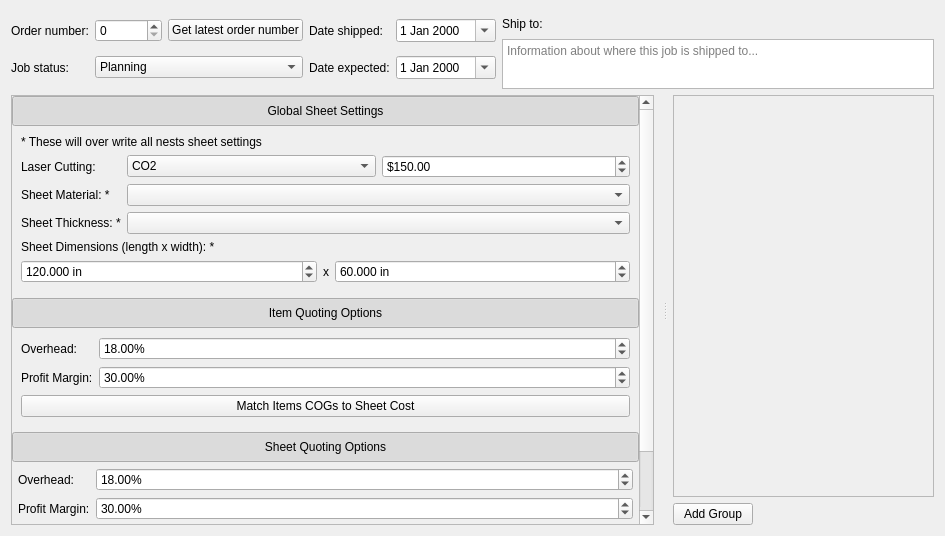
Before: the Qt Designer form ui/job_widget.ui in TheCodingJsoftware/Invigo, drawn with Qt 5.
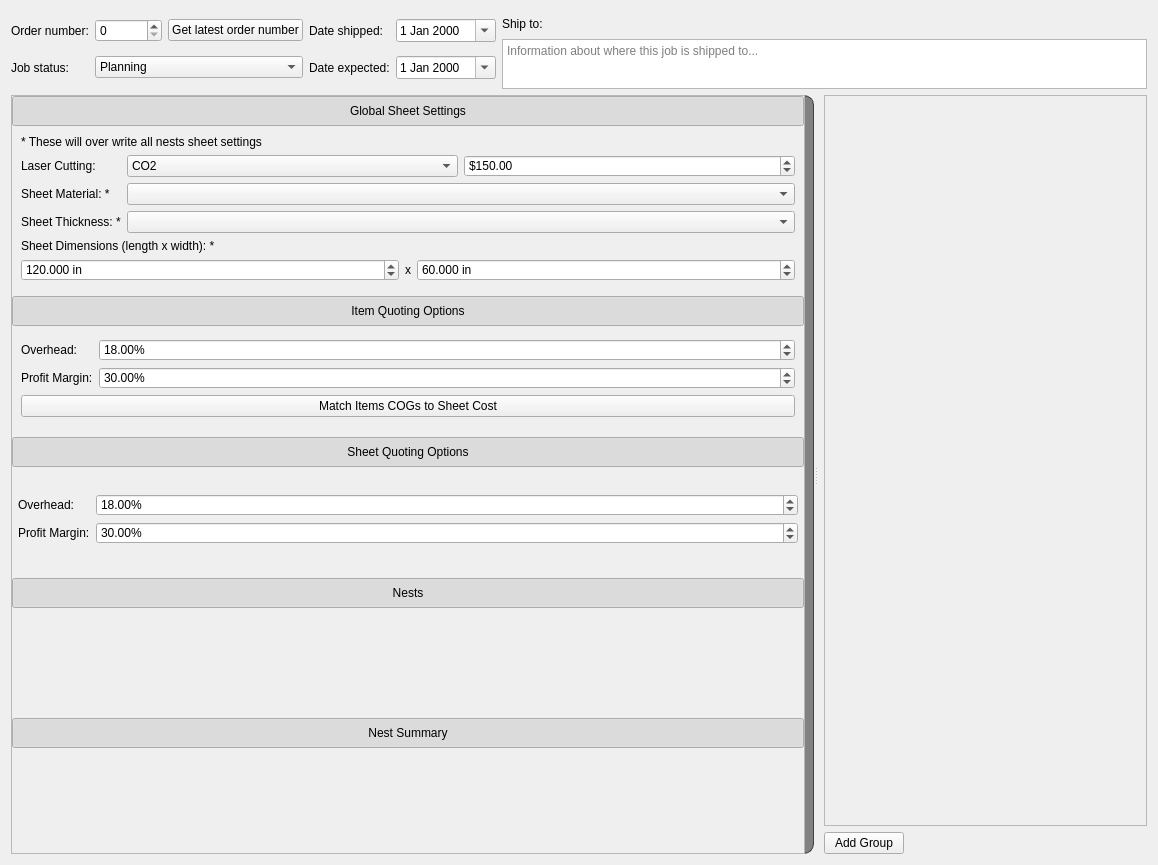
After: the same form once the commit is applied. Icons and pictures are not drawn.

Diff of the .ui file:
```diff
--- a/ui/job_widget.ui
+++ b/ui/job_widget.ui
@@ -6,8 +6,8 @@
    <rect>
     <x>0</x>
     <y>0</y>
-    <width>945</width>
-    <height>536</height>
+    <width>1158</width>
+    <height>865</height>
    </rect>
   </property>
   <property name="sizePolicy">
@@ -292,7 +292,15 @@
      </property>
      <widget class="QWidget" name="nest_widget" native="true">
       <property name="styleSheet">
-       <string notr="true"/>
+       <string notr="true">QWidget#nest_widget{
+	border-top-right-radius: 10px;
+	border-bottom-right-radius: 10px;
+	border-top-left-radius: 0;
+	border-bottom-left-radius: 0;
+    background-color: rgba(20, 20, 20, 0.5);
+    border: 1px solid rgba(15, 15, 15, 0.7);
+	padding: 5px;
+}</string>
       </property>
       <layout class="QVBoxLayout" name="verticalLayout_6">
        <property name="rightMargin">
@@ -313,8 +321,8 @@
              <rect>
               <x>0</x>
               <y>0</y>
-              <width>618</width>
-              <height>526</height>
+              <width>787</width>
+              <height>736</height>
              </rect>
             </property>
             <layout class="QVBoxLayout" name="verticalLayout_7">
@@ -830,8 +838,8 @@
            <rect>
             <x>0</x>
             <y>0</y>
-            <width>248</width>
-            <height>377</height>
+            <width>309</width>
+            <height>706</height>
            </rect>
           </property>
           <layout class="QVBoxLayout" name="verticalLayout_3">
```
Left out of the diff: 8 changed lines with no effect on the pictures.
